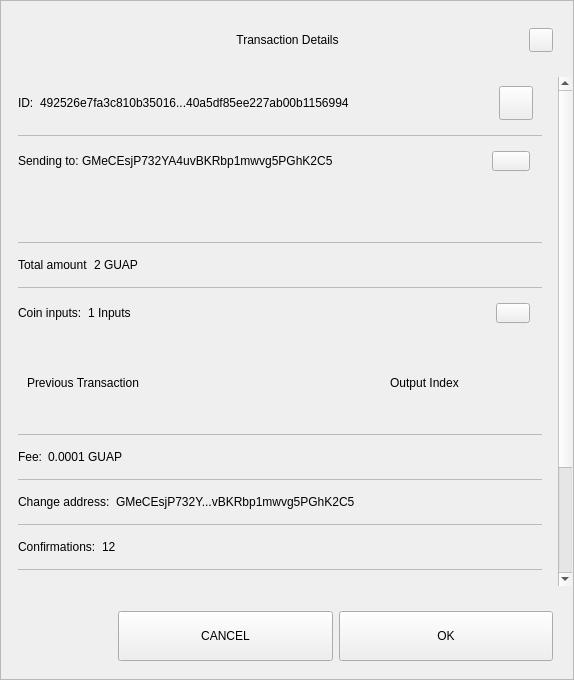
Above: src/qt/guapcoin/forms/sendconfirmdialog.ui from guapcrypto/Guapcoin before the change. Below: the same form after it.
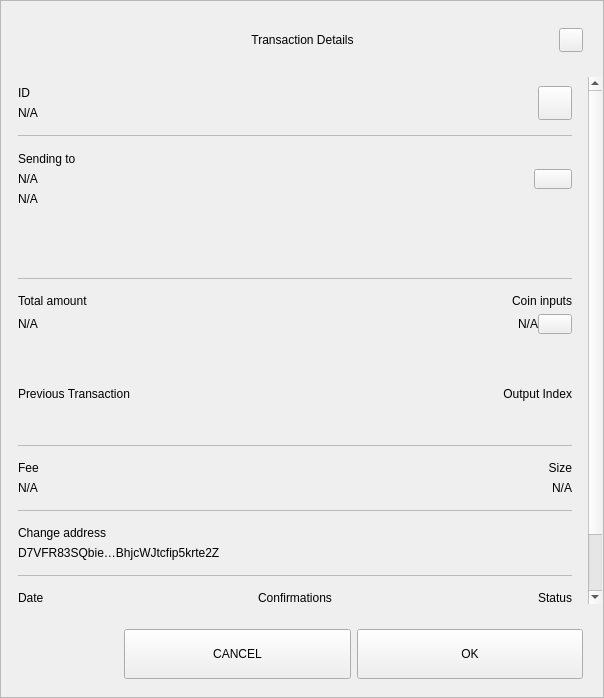
That is the form after the change.

```diff
--- a/src/qt/guapcoin/forms/sendconfirmdialog.ui
+++ b/src/qt/guapcoin/forms/sendconfirmdialog.ui
@@ -6,8 +6,8 @@
    <rect>
     <x>0</x>
     <y>0</y>
-    <width>574</width>
-    <height>680</height>
+    <width>604</width>
+    <height>698</height>
    </rect>
   </property>
   <property name="sizePolicy">
@@ -218,8 +218,8 @@
              <rect>
               <x>0</x>
               <y>0</y>
-              <width>556</width>
-              <height>672</height>
+              <width>586</width>
+              <height>644</height>
              </rect>
             </property>
             <property name="autoFillBackground">
@@ -263,10 +263,15 @@
                 </property>
                 <item>
                  <widget class="QWidget" name="contentID" native="true">
-                  <layout class="QHBoxLayout" name="horizontalLayout_12" stretch="0,1,0">
+                  <layout class="QHBoxLayout" name="horizontalLayout_12" stretch="0,0">
                    <property name="leftMargin">
                     <number>0</number>
                    </property>
+                   <property name="rightMargin">
+                    <number>0</number>
+                   </property>
+                   <item>
+                    <layout class="QVBoxLayout" name="contentID_int">
                    <item>
                     <widget class="QLabel" name="labelId">
                      <property name="maximumSize">
@@ -276,16 +281,18 @@
                       </size>
                      </property>
                      <property name="text">
-                      <string>ID:</string>
+                        <string>ID</string>
                      </property>
                     </widget>
                    </item>
                    <item>
                     <widget class="QLabel" name="textId">
                      <property name="text">
-                      <string>492526e7fa3c810b35016...40a5df85ee227ab00b1156994</string>
-                     </property>
-                    </widget>
+                        <string notr="true">N/A</string>
+                       </property>
+                      </widget>
+                     </item>
+                    </layout>
                    </item>
                    <item>
                     <widget class="QPushButton" name="pushCopy">
@@ -319,7 +326,7 @@
                  </widget>
                 </item>
                 <item>
-                 <widget class="QLabel" name="labelDivider9">
+                 <widget class="QLabel" name="labelDividerID">
                   <property name="maximumSize">
                    <size>
                     <width>16777215</width>
@@ -335,16 +342,36 @@
                  </widget>
                 </item>
                 <item>
-                 <widget class="QWidget" name="contentOutputs" native="true">
-                  <layout class="QHBoxLayout" name="horizontalLayout_11" stretch="0,3,0">
+                 <widget class="QWidget" name="contentOutputsLabel" native="true">
+                  <layout class="QHBoxLayout" name="horizontalLayout_11" stretch="0,0">
                    <property name="spacing">
+                    <number>6</number>
+                   </property>
+                   <property name="leftMargin">
                     <number>0</number>
                    </property>
+                   <property name="topMargin">
+                    <number>9</number>
+                   </property>
+                   <property name="rightMargin">
+                    <number>0</number>
+                   </property>
+                   <property name="bottomMargin">
+                    <number>9</number>
+                   </property>
+                   <item>
+                    <layout class="QVBoxLayout" name="contentOutputsLabel_int">
                    <property name="leftMargin">
                     <number>0</number>
                    </property>
+                     <property name="topMargin">
+                      <number>1</number>
+                     </property>
                    <property name="rightMargin">
-                    <number>12</number>
+                      <number>6</number>
+                     </property>
+                     <property name="bottomMargin">
+                      <number>1</number>
                    </property>
                    <item>
                     <widget class="QLabel" name="labelSend">
@@ -355,16 +382,43 @@
                       </size>
                      </property>
                      <property name="text">
-                      <string>Sending to: </string>
+                        <string>Sending to</string>
+                       </property>
+                      </widget>
+                     </item>
+                     <item>
+                      <widget class="QWidget" name="widget" native="true">
+                       <layout class="QVBoxLayout" name="verticalLayout_6">
+                        <property name="leftMargin">
+                         <number>0</number>
+                        </property>
+                        <property name="topMargin">
+                         <number>0</number>
+                        </property>
+                        <property name="rightMargin">
+                         <number>0</number>
+                        </property>
+                        <property name="bottomMargin">
+                         <number>0</number>
+                        </property>
+                        <item>
+                         <widget class="QLabel" name="textSendLabel">
+                          <property name="text">
+                           <string notr="true">N/A</string>
                      </property>
                     </widget>
                    </item>
                    <item>
                     <widget class="QLabel" name="textSend">
                      <property name="text">
-                      <string>GMeCEsjP732YA4uvBKRbp1mwvg5PGhK2C5 </string>
-                     </property>
-                    </widget>
+                           <string notr="true">N/A</string>
+                          </property>
+                         </widget>
+                        </item>
+                       </layout>
+                      </widget>
+                     </item>
+                    </layout>
                    </item>
                    <item>
                     <widget class="QPushButton" name="pushOutputs">
@@ -415,7 +469,7 @@
                     <rect>
                      <x>0</x>
                      <y>0</y>
-                     <width>522</width>
+                     <width>552</width>
                      <height>48</height>
                     </rect>
                    </property>
@@ -428,7 +482,7 @@
                  </widget>
                 </item>
                 <item>
-                 <widget class="QLabel" name="labelDivider8">
+                 <widget class="QLabel" name="labelDividerOutputs">
                   <property name="maximumSize">
                    <size>
                     <width>16777215</width>
@@ -444,12 +498,31 @@
                  </widget>
                 </item>
                 <item>
-                 <widget class="QWidget" name="contentAmount" native="true">
-                  <layout class="QHBoxLayout" name="horizontalLayout_4" stretch="0,1">
+                 <widget class="QWidget" name="gridAmounts" native="true">
+                  <layout class="QGridLayout" name="contentAmountInputs">
                    <property name="leftMargin">
                     <number>0</number>
                    </property>
-                   <item>
+                   <property name="topMargin">
+                    <number>9</number>
+                   </property>
+                   <property name="rightMargin">
+                    <number>0</number>
+                   </property>
+                   <property name="bottomMargin">
+                    <number>9</number>
+                   </property>
+                   <property name="horizontalSpacing">
+                    <number>12</number>
+                   </property>
+                   <item row="1" column="0">
+                    <widget class="QLabel" name="textAmount">
+                     <property name="text">
+                      <string notr="true">N/A</string>
+                     </property>
+                    </widget>
+                   </item>
+                   <item row="0" column="0">
                     <widget class="QLabel" name="labelAmount">
                      <property name="maximumSize">
                       <size>
@@ -462,42 +535,7 @@
                      </property>
                     </widget>
                    </item>
-                   <item>
-                    <widget class="QLabel" name="textAmount">
-                     <property name="text">
-                      <string>2 GUAP</string>
-                     </property>
-                    </widget>
-                   </item>
-                  </layout>
-                 </widget>
-                </item>
-                <item>
-                 <widget class="QLabel" name="labelDivider6">
-                  <property name="maximumSize">
-                   <size>
-                    <width>16777215</width>
-                    <height>1</height>
-                   </size>
-                  </property>
-                  <property name="styleSheet">
-                   <string notr="true">background-color:#bababa;</string>
-                  </property>
-                  <property name="text">
-                   <string/>
-                  </property>
-                 </widget>
-                </item>
-                <item>
-                 <widget class="QWidget" name="contentInputs" native="true">
-                  <layout class="QHBoxLayout" name="horizontalLayout" stretch="0,2,0">
-                   <property name="leftMargin">
-                    <number>0</number>
-                   </property>
-                   <property name="rightMargin">
-                    <number>12</number>
-                   </property>
-                   <item>
+                   <item row="0" column="3">
                     <widget class="QLabel" name="labelInputs">
                      <property name="sizePolicy">
                       <sizepolicy hsizetype="Minimum" vsizetype="Preferred">
@@ -512,14 +550,22 @@
                       </size>
                      </property>
                      <property name="text">
-                      <string>Coin inputs:</string>
+                      <string>Coin inputs</string>
+                     </property>
+                     <property name="alignment">
+                      <set>Qt::AlignRight|Qt::AlignTrailing|Qt::AlignVCenter</set>
                      </property>
                     </widget>
                    </item>
+                   <item row="1" column="3">
+                    <layout class="QHBoxLayout" name="horizontalLayout">
                    <item>
                     <widget class="QLabel" name="textInputs">
                      <property name="text">
-                      <string>1 Inputs</string>
+                        <string notr="true">N/A</string>
+                       </property>
+                       <property name="alignment">
+                        <set>Qt::AlignRight|Qt::AlignTrailing|Qt::AlignVCenter</set>
                      </property>
                     </widget>
                    </item>
@@ -534,6 +580,9 @@
                      <property name="focusPolicy">
                       <enum>Qt::NoFocus</enum>
                      </property>
+                       <property name="layoutDirection">
+                        <enum>Qt::LeftToRight</enum>
+                       </property>
                      <property name="styleSheet">
                       <string notr="true"/>
                      </property>
@@ -541,6 +590,8 @@
                       <string/>
                      </property>
                     </widget>
+                     </item>
+                    </layout>
                    </item>
                   </layout>
                  </widget>
@@ -559,13 +610,41 @@
                     <height>90</height>
                    </size>
                   </property>
-                  <layout class="QGridLayout" name="gridLayoutInput" columnstretch="5,2" rowminimumheight="0">
+                  <property name="lineWidth">
+                   <number>0</number>
+                  </property>
+                  <layout class="QGridLayout" name="gridLayoutInput" columnstretch="5,0">
                    <property name="sizeConstraint">
                     <enum>QLayout::SetMaximumSize</enum>
                    </property>
+                   <property name="leftMargin">
+                    <number>0</number>
+                   </property>
+                   <property name="rightMargin">
+                    <number>0</number>
+                   </property>
                    <property name="verticalSpacing">
                     <number>0</number>
                    </property>
+                   <item row="0" column="1">
+                    <widget class="QLabel" name="labelOutputIndex">
+                     <property name="layoutDirection">
+                      <enum>Qt::LeftToRight</enum>
+                     </property>
+                     <property name="text">
+                      <string>Output Index</string>
+                     </property>
+                     <property name="textFormat">
+                      <enum>Qt::AutoText</enum>
+                     </property>
+                     <property name="alignment">
+                      <set>Qt::AlignRight|Qt::AlignTrailing|Qt::AlignVCenter</set>
+                     </property>
+                     <property name="margin">
+                      <number>0</number>
+                     </property>
+                    </widget>
+                   </item>
                    <item row="0" column="0" alignment="Qt::AlignLeft">
                     <widget class="QLabel" name="labelTitlePrevTx">
                      <property name="text">
@@ -573,21 +652,11 @@
                      </property>
                     </widget>
                    </item>
-                   <item row="0" column="1" alignment="Qt::AlignLeft">
-                    <widget class="QLabel" name="labelOutputIndex">
-                     <property name="text">
-                      <string>Output Index</string>
-                     </property>
-                     <property name="alignment">
-                      <set>Qt::AlignCenter</set>
-                     </property>
-                    </widget>
-                   </item>
                   </layout>
                  </widget>
                 </item>
                 <item>
-                 <widget class="QLabel" name="labelDivider1">
+                 <widget class="QLabel" name="labelDividerPrevtx">
                   <property name="maximumSize">
                    <size>
                     <width>16777215</width>
@@ -603,9 +672,19 @@
                  </widget>
                 </item>
                 <item>
-                 <widget class="QWidget" name="contentFee" native="true">
-                  <layout class="QHBoxLayout" name="horizontalLayout_7" stretch="0,1">
-                   <property name="leftMargin">
+                 <layout class="QHBoxLayout" name="contentFeeSize">
+                  <property name="topMargin">
+                   <number>9</number>
+                  </property>
+                  <property name="bottomMargin">
+                   <number>9</number>
+                  </property>
+                  <item>
+                   <layout class="QVBoxLayout" name="contentFee">
+                    <property name="topMargin">
+                     <number>0</number>
+                    </property>
+                    <property name="bottomMargin">
                     <number>0</number>
                    </property>
                    <item>
@@ -617,22 +696,64 @@
                       </size>
                      </property>
                      <property name="text">
-                      <string>Fee:</string>
+                       <string>Fee</string>
                      </property>
                     </widget>
                    </item>
                    <item>
                     <widget class="QLabel" name="textFee">
                      <property name="text">
-                      <string>0.0001 GUAP</string>
+                       <string notr="true">N/A</string>
                      </property>
                     </widget>
                    </item>
                   </layout>
+                  </item>
+                  <item>
+                   <widget class="QWidget" name="contentSize" native="true">
+                    <layout class="QVBoxLayout" name="contentSize_layout">
+                     <property name="topMargin">
+                      <number>0</number>
+                     </property>
+                     <property name="rightMargin">
+                      <number>0</number>
+                     </property>
+                     <property name="bottomMargin">
+                      <number>0</number>
+                     </property>
+                     <item>
+                      <widget class="QLabel" name="labelSize">
+                       <property name="maximumSize">
+                        <size>
+                         <width>16777215</width>
+                         <height>16777215</height>
+                        </size>
+                       </property>
+                       <property name="text">
+                        <string>Size</string>
+                       </property>
+                       <property name="alignment">
+                        <set>Qt::AlignRight|Qt::AlignTrailing|Qt::AlignVCenter</set>
+                       </property>
                  </widget>
                 </item>
                 <item>
-                 <widget class="QLabel" name="labelDivider2">
+                      <widget class="QLabel" name="textSize">
+                       <property name="text">
+                        <string notr="true">N/A</string>
+                       </property>
+                       <property name="alignment">
+                        <set>Qt::AlignRight|Qt::AlignTrailing|Qt::AlignVCenter</set>
+                       </property>
+                      </widget>
+                     </item>
+                    </layout>
+                   </widget>
+                  </item>
+                 </layout>
+                </item>
+                <item>
+                 <widget class="QLabel" name="labelDividerFeeSize">
                   <property name="maximumSize">
                    <size>
                     <width>16777215</width>
@@ -649,10 +770,19 @@
                 </item>
                 <item>
                  <widget class="QWidget" name="contentChangeAddress" native="true">
-                  <layout class="QHBoxLayout" name="horizontalLayout_6" stretch="0,1">
+                  <layout class="QVBoxLayout" name="contentChangeAddress_layout">
                    <property name="leftMargin">
                     <number>0</number>
                    </property>
+                   <property name="topMargin">
+                    <number>9</number>
+                   </property>
+                   <property name="rightMargin">
+                    <number>0</number>
+                   </property>
+                   <property name="bottomMargin">
+                    <number>9</number>
+                   </property>
                    <item>
                     <widget class="QLabel" name="labelChange">
                      <property name="maximumSize">
@@ -662,14 +792,14 @@
                       </size>
                      </property>
                      <property name="text">
-                      <string>Change address:</string>
+                      <string>Change address</string>
                      </property>
                     </widget>
                    </item>
                    <item>
                     <widget class="QLabel" name="textChange">
                      <property name="text">
-                      <string>GMeCEsjP732Y...vBKRbp1mwvg5PGhK2C5 </string>
+                      <string>D7VFR83SQbie…BhjcWJtcfip5krte2Z </string>
                      </property>
                     </widget>
                    </item>
@@ -677,7 +807,7 @@
                  </widget>
                 </item>
                 <item>
-                 <widget class="QLabel" name="labelDivider4">
+                 <widget class="QLabel" name="labelDividerChange">
                   <property name="maximumSize">
                    <size>
                     <width>16777215</width>
@@ -693,12 +823,25 @@
                  </widget>
                 </item>
                 <item>
-                 <widget class="QWidget" name="contentConfirmations" native="true">
-                  <layout class="QHBoxLayout" name="horizontalLayout_8" stretch="0,1">
+                 <widget class="QWidget" name="gridConfDateStatus" native="true">
+                  <layout class="QGridLayout" name="contentConfDateStatus">
                    <property name="leftMargin">
                     <number>0</number>
                    </property>
-                   <item>
+                   <property name="rightMargin">
+                    <number>0</number>
+                   </property>
+                   <item row="1" column="3">
+                    <widget class="QLabel" name="textStatus">
+                     <property name="text">
+                      <string>Spendable</string>
+                     </property>
+                     <property name="alignment">
+                      <set>Qt::AlignRight|Qt::AlignTrailing|Qt::AlignVCenter</set>
+                     </property>
+                    </widget>
+                   </item>
+                   <item row="0" column="1">
                     <widget class="QLabel" name="labelConfirmations">
                      <property name="maximumSize">
                       <size>
@@ -707,88 +850,40 @@
                       </size>
                      </property>
                      <property name="text">
-                      <string>Confirmations:</string>
+                      <string>Confirmations</string>
                      </property>
+                     <property name="alignment">
+                      <set>Qt::AlignCenter</set>
+                     </property>
                     </widget>
                    </item>
-                   <item>
+                   <item row="0" column="3">
+                    <widget class="QLabel" name="labelStatus">
+                     <property name="maximumSize">
+                      <size>
+                       <width>16777215</width>
+                       <height>16777215</height>
+                      </size>
+                     </property>
+                     <property name="text">
+                      <string>Status</string>
+                     </property>
+                     <property name="alignment">
+                      <set>Qt::AlignRight|Qt::AlignTrailing|Qt::AlignVCenter</set>
+                     </property>
+                    </widget>
+                   </item>
+                   <item row="1" column="1">
                     <widget class="QLabel" name="textConfirmations">
                      <property name="text">
-                      <string>12</string>
+                      <string notr="true">N/A</string>
                      </property>
-                    </widget>
-                   </item>
-                  </layout>
-                 </widget>
-                </item>
-                <item>
-                 <widget class="QLabel" name="labelDivider7">
-                  <property name="maximumSize">
-                   <size>
-                    <width>16777215</width>
-                    <height>1</height>
-                   </size>
-                  </property>
-                  <property name="styleSheet">
-                   <string notr="true">background-color:#bababa;</string>
-                  </property>
-                  <property name="text">
-                   <string/>
-                  </property>
-                 </widget>
-                </item>
-                <item>
-                 <widget class="QWidget" name="contentSize" native="true">
-                  <layout class="QHBoxLayout" name="horizontalLayout_9" stretch="0,1">
-                   <property name="leftMargin">
-                    <number>0</number>
-                   </property>
-                   <item>
-                    <widget class="QLabel" name="labelSize">
-                     <property name="maximumSize">
-                      <size>
-                       <width>16777215</width>
-                       <height>16777215</height>
-                      </size>
-                     </property>
-                     <property name="text">
-                      <string>Size:</string>
-                     </property>
-                    </widget>
-                   </item>
-                   <item>
-                    <widget class="QLabel" name="textSize">
-                     <property name="text">
-                      <string>2 kB</string>
-                     </property>
-                    </widget>
-                   </item>
-                  </layout>
-                 </widget>
-                </item>
-                <item>
-                 <widget class="QLabel" name="labelDivider3">
-                  <property name="maximumSize">
-                   <size>
-                    <width>16777215</width>
-                    <height>1</height>
-                   </size>
-                  </property>
-                  <property name="styleSheet">
-                   <string notr="true">background-color:#bababa;</string>
-                  </property>
-                  <property name="text">
-                   <string/>
-                  </property>
-                 </widget>
-                </item>
-                <item>
-                 <widget class="QWidget" name="contentDate" native="true">
-                  <layout class="QHBoxLayout" name="horizontalLayout_5" stretch="0,1">
-                   <property name="leftMargin">
-                    <number>0</number>
-                   </property>
-                   <item>
+                     <property name="alignment">
+                      <set>Qt::AlignCenter</set>
+                     </property>
+                    </widget>
+                   </item>
+                   <item row="0" column="0">
                     <widget class="QLabel" name="labelDate">
                      <property name="maximumSize">
                       <size>
@@ -797,22 +892,28 @@
                       </size>
                      </property>
                      <property name="text">
-                      <string>Date:</string>
+                      <string>Date</string>
+                     </property>
+                     <property name="alignment">
+                      <set>Qt::AlignLeading|Qt::AlignLeft|Qt::AlignVCenter</set>
                      </property>
                     </widget>
                    </item>
-                   <item>
+                   <item row="1" column="0">
                     <widget class="QLabel" name="textDate">
                      <property name="text">
                       <string>May 25, 2017</string>
                      </property>
+                     <property name="alignment">
+                      <set>Qt::AlignLeading|Qt::AlignLeft|Qt::AlignVCenter</set>
+                     </property>
                     </widget>
                    </item>
                   </layout>
                  </widget>
                 </item>
                 <item>
-                 <widget class="QLabel" name="labelDivider5">
+                 <widget class="QLabel" name="labelDividerConfs">
                   <property name="maximumSize">
                    <size>
                     <width>16777215</width>
@@ -827,35 +928,6 @@
                   </property>
                  </widget>
                 </item>
-                <item>
-                 <widget class="QWidget" name="contentStatus" native="true">
-                  <layout class="QHBoxLayout" name="horizontalLayout_10" stretch="0,1">
-                   <property name="leftMargin">
-                    <number>0</number>
-                   </property>
-                   <item>
-                    <widget class="QLabel" name="labelStatus">
-                     <property name="maximumSize">
-                      <size>
-                       <width>16777215</width>
-                       <height>16777215</height>
-                      </size>
-                     </property>
-                     <property name="text">
-                      <string>Status:</string>
-                     </property>
-                    </widget>
-                   </item>
-                   <item>
-                    <widget class="QLabel" name="textStatus">
-                     <property name="text">
-                      <string>Spendable</string>
-                     </property>
-                    </widget>
-                   </item>
-                  </layout>
-                 </widget>
-                </item>
                 <item>
                  <spacer name="verticalSpacer_2">
                   <property name="orientation">
```
Lines whose indentation alone changed are shown as unchanged.
